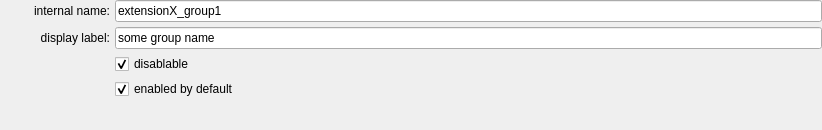
The window that ui/a2element/group_edit.ui (ewerybody/a2) describes before a commit, drawn with Qt 5.
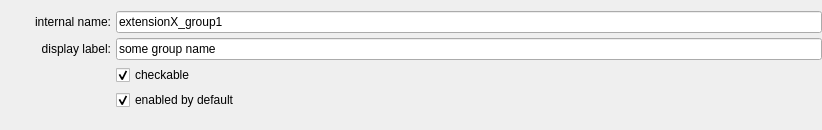
The same window after the commit.

Commit message: renamed "disablable" to "checkable"

```diff
--- a/ui/a2element/group_edit.ui
+++ b/ui/a2element/group_edit.ui
@@ -14,21 +14,9 @@
    <string>Form</string>
   </property>
   <layout class="QVBoxLayout" name="edit_layout">
-   <property name="spacing">
-    <number>0</number>
-   </property>
-   <property name="leftMargin">
-    <number>10</number>
-   </property>
-   <property name="topMargin">
-    <number>0</number>
-   </property>
    <property name="rightMargin">
     <number>0</number>
    </property>
-   <property name="bottomMargin">
-    <number>0</number>
-   </property>
    <item>
     <layout class="QFormLayout" name="formLayout">
      <property name="fieldGrowthPolicy">
@@ -101,7 +89,7 @@
      <item row="2" column="1">
       <widget class="QCheckBox" name="cfg_disablable">
        <property name="text">
-        <string>disablable</string>
+        <string>checkable</string>
        </property>
        <property name="checked">
         <bool>true</bool>
```
